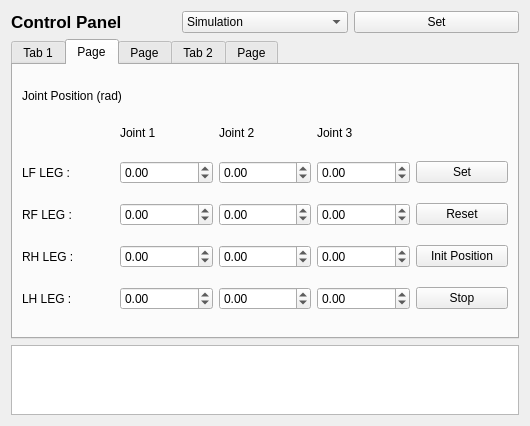
Old version of the form control_panel/ui/rqt_control_panel_plugin/rqt_control_panel_plugin_widget.ui in the repository ShunyaoWang/quadruped_locomotion.
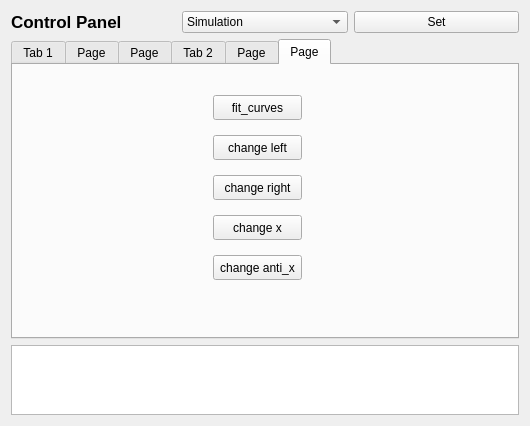
New version of the form. The open tabs and pages were chosen to show the change.

The edit to the form file:
```diff
--- a/control_panel/ui/rqt_control_panel_plugin/rqt_control_panel_plugin_widget.ui
+++ b/control_panel/ui/rqt_control_panel_plugin/rqt_control_panel_plugin_widget.ui
@@ -1054,6 +1054,76 @@
        </property>
       </widget>
      </widget>
+     <widget class="QWidget" name="tab_2">
+      <attribute name="title">
+       <string>Page</string>
+      </attribute>
+      <widget class="QPushButton" name="change_left">
+       <property name="geometry">
+        <rect>
+         <x>200</x>
+         <y>70</y>
+         <width>89</width>
+         <height>25</height>
+        </rect>
+       </property>
+       <property name="text">
+        <string>change left</string>
+       </property>
+      </widget>
+      <widget class="QPushButton" name="change_right">
+       <property name="geometry">
+        <rect>
+         <x>200</x>
+         <y>110</y>
+         <width>89</width>
+         <height>25</height>
+        </rect>
+       </property>
+       <property name="text">
+        <string>change right</string>
+       </property>
+      </widget>
+      <widget class="QPushButton" name="change_x">
+       <property name="geometry">
+        <rect>
+         <x>200</x>
+         <y>150</y>
+         <width>89</width>
+         <height>25</height>
+        </rect>
+       </property>
+       <property name="text">
+        <string>change x</string>
+       </property>
+      </widget>
+      <widget class="QPushButton" name="change_anti_x">
+       <property name="geometry">
+        <rect>
+         <x>200</x>
+         <y>190</y>
+         <width>89</width>
+         <height>25</height>
+        </rect>
+       </property>
+       <property name="text">
+        <string>change anti_x</string>
+       </property>
+      </widget>
+      <widget class="QPushButton" name="fit_curves">
+       <property name="geometry">
+        <rect>
+         <x>200</x>
+         <y>30</y>
+         <width>89</width>
+         <height>25</height>
+        </rect>
+       </property>
+       <property name="text">
+        <string>fit_curves</string>
+       </property>
+      </widget>
+     </widget>
     </widget>
    </item>
   </layout>
```
Left out of the diff: 2 changed lines with no effect on the pictures.
